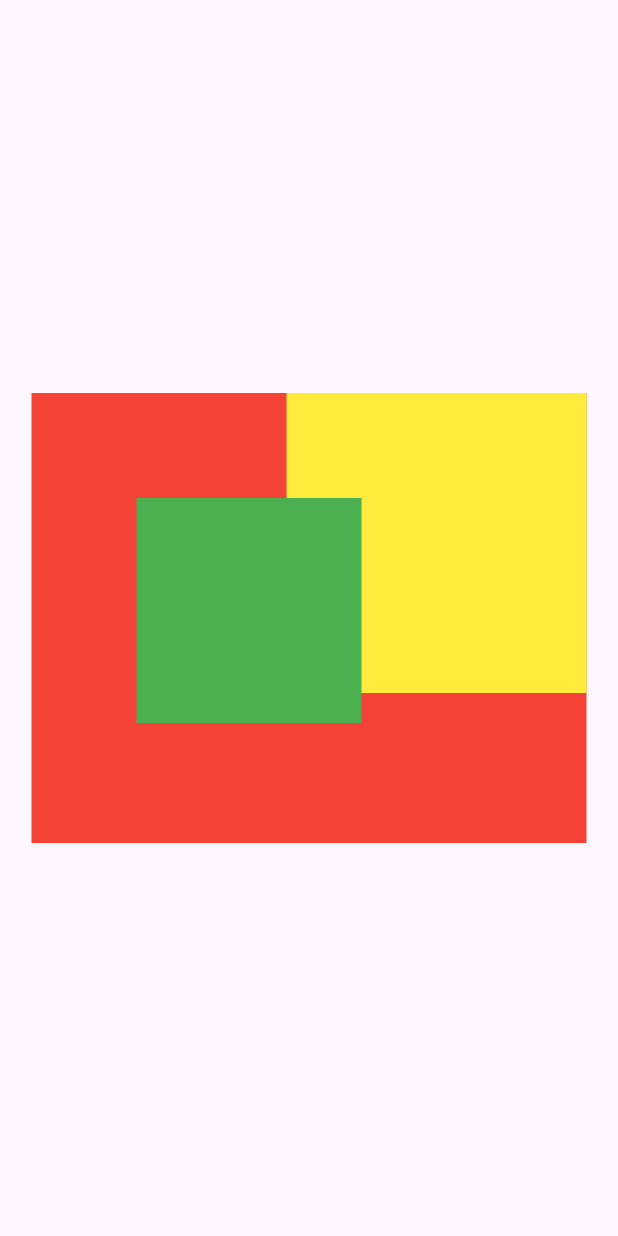
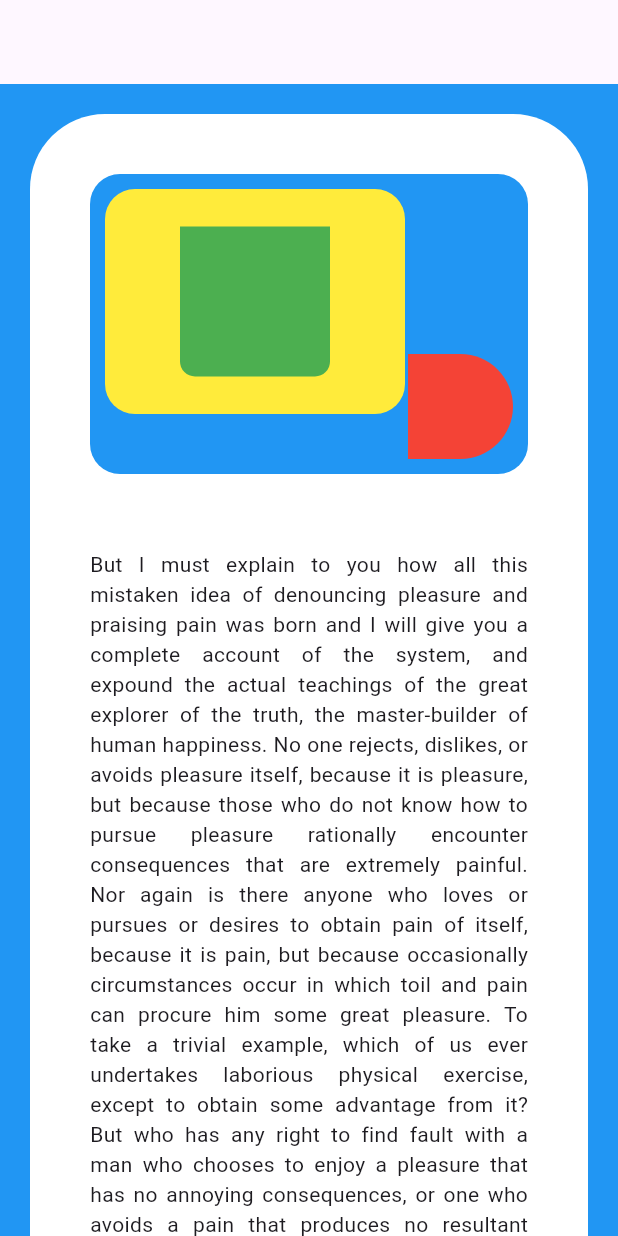
Before and after one commit to shihabLuminar/sample_row_colum_dec, a Flutter app: the screen it shows after launch, on a phone screen of 412 x 824 dp. Run offline on Flutter 3.47's test engine with Material 3 defaults, Android fonts, the phone set to English and light mode, and no system bars.

Commit message:
stack ui updated

```diff
--- a/lib/main.dart
+++ b/lib/main.dart
@@ -3,6 +3,7 @@ import 'package:sample_row_colum_dec/first_screen.dart';
 import 'package:sample_row_colum_dec/flexible_expanded_screen.dart';
 import 'package:sample_row_colum_dec/sample_col_row_ui.dart';
 import 'package:sample_row_colum_dec/stack_sample.dart';
+import 'package:sample_row_colum_dec/stack_ui_task.dart';
 import 'package:sample_row_colum_dec/whatsapp_ui.dart';
 
 void main() {
@@ -15,7 +16,7 @@ class MyApp extends StatelessWidget {
   @override
   Widget build(BuildContext context) {
     return MaterialApp(
-      home: StackSample(),
+      home: StackUiTask(),
     );
   }
 }
--- /dev/null
+++ b/lib/stack_ui_task.dart
@@ -0,0 +1,77 @@
+import 'package:flutter/material.dart';
+
+class StackUiTask extends StatelessWidget {
+  const StackUiTask({super.key});
+
+  @override
+  Widget build(BuildContext context) {
+    return Scaffold(
+        backgroundColor: Colors.blue,
+        appBar: AppBar(),
+        body: Container(
+          margin: EdgeInsets.only(left: 20, right: 20, top: 20),
+          padding: EdgeInsets.only(left: 40, right: 40, top: 40),
+          decoration: BoxDecoration(
+            color: Colors.white,
+            borderRadius: BorderRadius.vertical(top: Radius.circular(50)),
+          ),
+          child: SingleChildScrollView(
+            child: Column(
+              children: [
+                Container(
+                  width: double.infinity,
+                  height: 200,
+                  decoration: BoxDecoration(
+                      borderRadius: BorderRadius.circular(20),
+                      color: Colors.blue),
+                  child: Stack(
+                    children: [
+                      Positioned(
+                        top: 10,
+                        left: 10,
+                        child: Container(
+                          height: 150,
+                          width: 200,
+                          decoration: BoxDecoration(
+                              color: Colors.yellow,
+                              borderRadius: BorderRadius.circular(20)),
+                          child: Center(
+                            child: Container(
+                              height: 100,
+                              width: 100,
+                              decoration: BoxDecoration(
+                                  color: Colors.green,
+                                  borderRadius: BorderRadius.vertical(
+                                      bottom: Radius.circular(10))),
+                            ),
+                          ),
+                        ),
+                      ),
+                      Positioned(
+                        bottom: 10,
+                        right: 10,
+                        child: Container(
+                          height: 70,
+                          width: 70,
+                          decoration: BoxDecoration(
+                              color: Colors.red,
+                              borderRadius: BorderRadius.horizontal(
+                                  right: Radius.circular(100))),
+                        ),
+                      )
+                    ],
+                  ),
+                ),
+                SizedBox(
+                  height: 50,
+                ),
+                Text(
+                  "But I must explain to you how all this mistaken idea of denouncing pleasure and praising pain was born and I will give you a complete account of the system, and expound the actual teachings of the great explorer of the truth, the master-builder of human happiness. No one rejects, dislikes, or avoids pleasure itself, because it is pleasure, but because those who do not know how to pursue pleasure rationally encounter consequences that are extremely painful. Nor again is there anyone who loves or pursues or desires to obtain pain of itself, because it is pain, but because occasionally circumstances occur in which toil and pain can procure him some great pleasure. To take a trivial example, which of us ever undertakes laborious physical exercise, except to obtain some advantage from it? But who has any right to find fault with a man who chooses to enjoy a pleasure that has no annoying consequences, or one who avoids a pain that produces no resultant pleasure?",
+                  textAlign: TextAlign.justify,
+                )
+              ],
+            ),
+          ),
+        ));
+  }
+}
```
